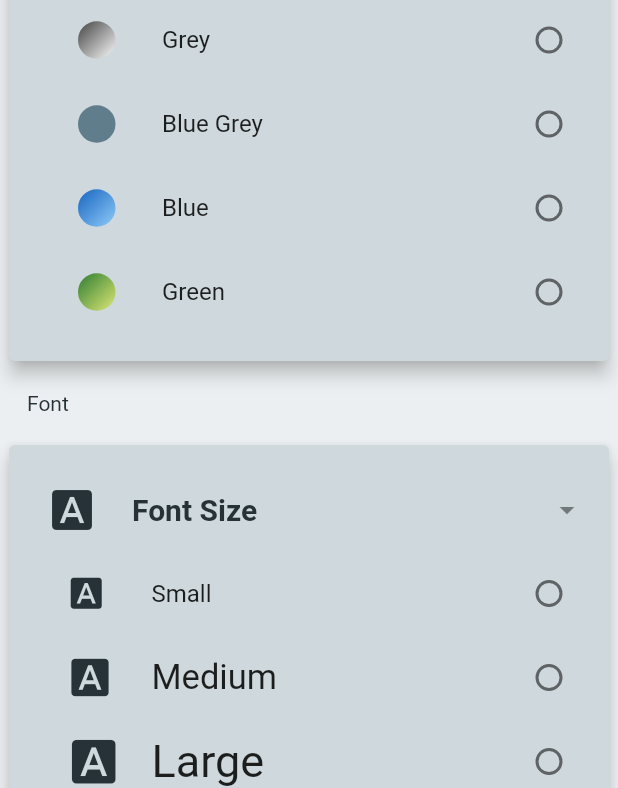
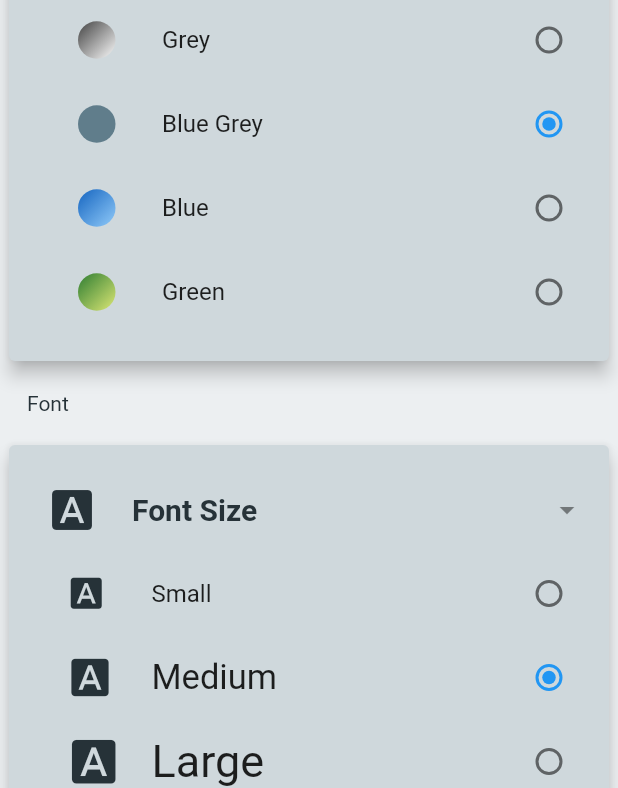
Before and after one commit to hadihmh/notpad-flutter, a Flutter app: the SettingsOnePage screen opened directly, on a phone screen of 412 x 824 dp. Shown: the part 275-1063 px from the top of the screen. Run offline on Flutter 3.47's test engine with Material 2 defaults, Android fonts, the phone set to English and light mode, and no system bars; our stand-ins replace auto_size_text, material_design_icons_flutter, share, shared_preferences, sqflite, toast; missing offline and left inert: kf_drawer; accounts and stored records are empty.

Commit message:
Some bugs

```diff
--- a/lib/Models/PlaceHolder.dart
+++ b/lib/Models/PlaceHolder.dart
@@ -11,6 +11,12 @@
   static String logoBlue="Assets/logo-blue.png";
   static String logoGrey="Assets/logo-grey.png";
   static String logo;
+  static int ts=0;
+  static int fs=0;
+  static double fontsize1=13;
+  static double fontsize2=23;
+  static double fontsize3=30;
+
 
 
   static List<String> theme1 = [
--- a/lib/ViewControllers/HomePage.dart
+++ b/lib/ViewControllers/HomePage.dart
@@ -108,10 +108,10 @@
         if (ftype == "f1") {
           PlaceHolder.fontsize = PlaceHolder.fontsize1;
           PlaceHolder.fs=0;
-        } else if (ttype == "f2") {
+        } else if (ftype == "f2") {
           PlaceHolder.fontsize = PlaceHolder.fontsize2;
           PlaceHolder.fs=1;
-        } else if (ttype == "f3") {
+        } else if (ftype == "f3") {
           PlaceHolder.fontsize = PlaceHolder.fontsize3;
           PlaceHolder.fs=2;
         }
```
